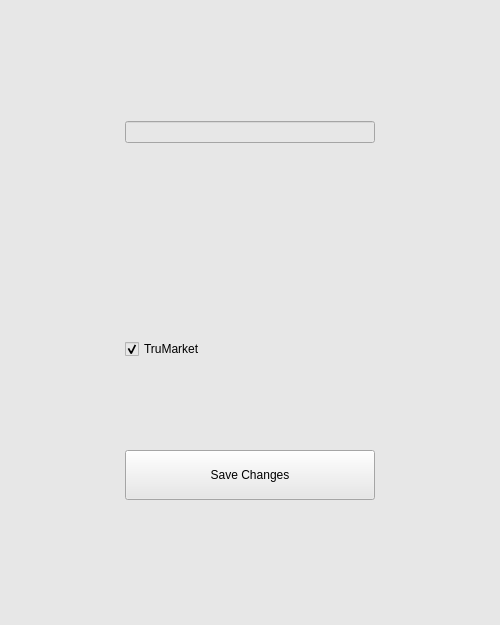
Old version of the form stockgui.ui in the repository beauskers/Stock-Project.
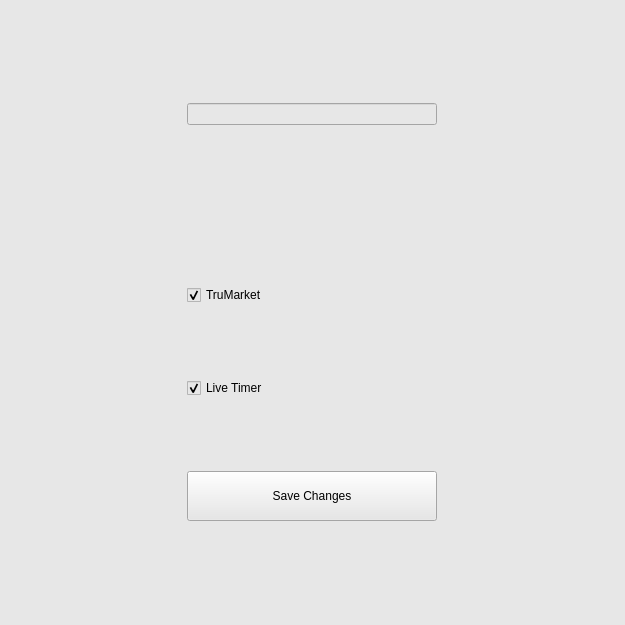
New version of the form. The open tabs and pages were chosen to show the change.

```diff
--- a/stockgui.ui
+++ b/stockgui.ui
@@ -6,13 +6,13 @@
    <rect>
     <x>0</x>
     <y>0</y>
-    <width>500</width>
+    <width>625</width>
     <height>625</height>
    </rect>
   </property>
   <property name="minimumSize">
    <size>
-    <width>500</width>
+    <width>625</width>
     <height>625</height>
    </size>
   </property>
@@ -1127,6 +1127,31 @@
                 </property>
                </widget>
               </item>
+              <item>
+               <widget class="QCheckBox" name="liveTimer">
+                <property name="enabled">
+                 <bool>true</bool>
+                </property>
+                <property name="sizePolicy">
+                 <sizepolicy hsizetype="Preferred" vsizetype="Fixed">
+                  <horstretch>0</horstretch>
+                  <verstretch>0</verstretch>
+                 </sizepolicy>
+                </property>
+                <property name="layoutDirection">
+                 <enum>Qt::LeftToRight</enum>
+                </property>
+                <property name="styleSheet">
+                 <string notr="true">color: rgb(0, 0, 0);</string>
+                </property>
+                <property name="text">
+                 <string>Live Timer</string>
+                </property>
+                <property name="checked">
+                 <bool>true</bool>
+                </property>
+               </widget>
+              </item>
               <item>
                <widget class="QPushButton" name="buttonEdit">
                 <property name="sizePolicy">
```
Left out of the diff: 4 changed lines with no effect on the pictures.
